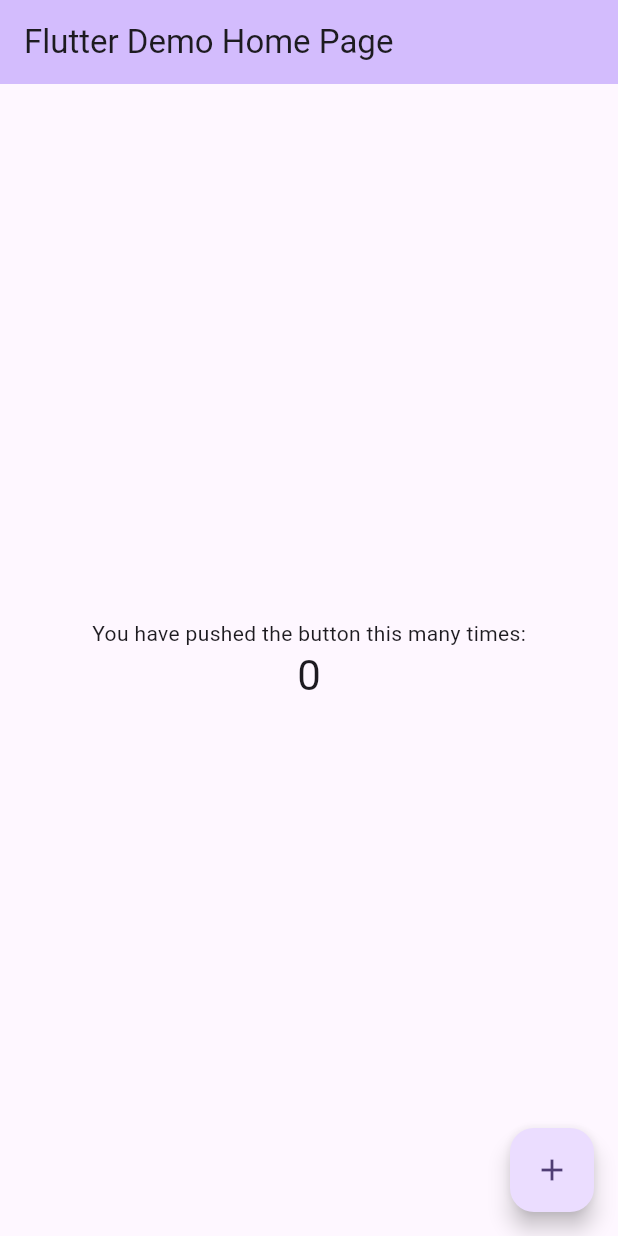
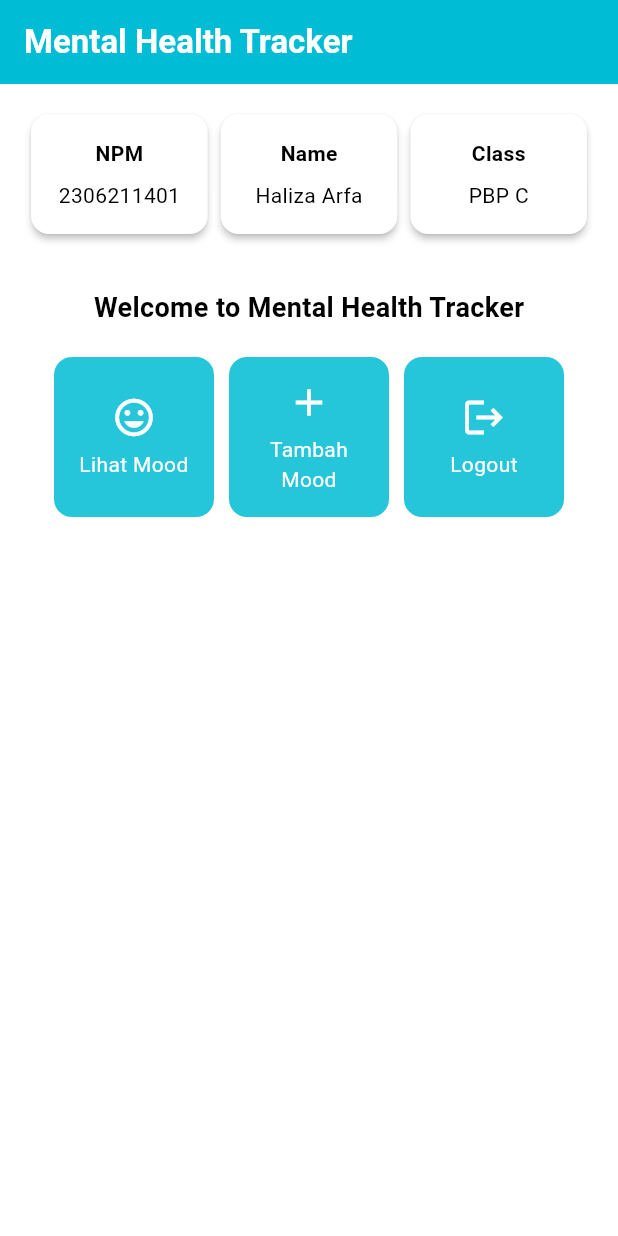
Before and after one commit to halizaarfa/mental-health-tracker-mobile, a Flutter app: the screen it shows after launch, on a phone screen of 412 x 824 dp. Run offline on Flutter 3.47's test engine with Material 3 defaults, Android fonts, the phone set to English and light mode, and no system bars.

Commit message:
Tutorial 6: Pengantar Flutter - KKEUT semoga enjoyable

```diff
--- a/lib/main.dart
+++ b/lib/main.dart
@@ -1,4 +1,5 @@
 import 'package:flutter/material.dart';
+import 'package:mental_health_tracker/menu.dart';
 
 void main() {
   runApp(const MyApp());
@@ -28,98 +29,12 @@ class MyApp extends StatelessWidget {
         //
         // This works for code too, not just values: Most code changes can be
         // tested with just a hot reload.
-        colorScheme: ColorScheme.fromSeed(seedColor: Colors.deepPurple),
+        colorScheme: ColorScheme.fromSwatch(
+              primarySwatch: Colors.cyan,
+        ).copyWith(secondary: Colors.cyan[400]),
         useMaterial3: true,
       ),
-      home: const MyHomePage(title: 'Flutter Demo Home Page'),
+      home: MyHomePage(),
     );
   }
 }
-
-class MyHomePage extends StatefulWidget {
-  const MyHomePage({super.key, required this.title});
-
-  // This widget is the home page of your application. It is stateful, meaning
-  // that it has a State object (defined below) that contains fields that affect
-  // how it looks.
-
-  // This class is the configuration for the state. It holds the values (in this
-  // case the title) provided by the parent (in this case the App widget) and
-  // used by the build method of the State. Fields in a Widget subclass are
-  // always marked "final".
-
-  final String title;
-
-  @override
-  State<MyHomePage> createState() => _MyHomePageState();
-}
-
-class _MyHomePageState extends State<MyHomePage> {
-  int _counter = 0;
-
-  void _incrementCounter() {
-    setState(() {
-      // This call to setState tells the Flutter framework that something has
-      // changed in this State, which causes it to rerun the build method below
-      // so that the display can reflect the updated values. If we changed
-      // _counter without calling setState(), then the build method would not be
-      // called again, and so nothing would appear to happen.
-      _counter++;
-    });
-  }
-
-  @override
-  Widget build(BuildContext context) {
-    // This method is rerun every time setState is called, for instance as done
-    // by the _incrementCounter method above.
-    //
-    // The Flutter framework has been optimized to make rerunning build methods
-    // fast, so that you can just rebuild anything that needs updating rather
-    // than having to individually change instances of widgets.
-    return Scaffold(
-      appBar: AppBar(
-        // TRY THIS: Try changing the color here to a specific color (to
-        // Colors.amber, perhaps?) and trigger a hot reload to see the AppBar
-        // change color while the other colors stay the same.
-        backgroundColor: Theme.of(context).colorScheme.inversePrimary,
-        // Here we take the value from the MyHomePage object that was created by
-        // the App.build method, and use it to set our appbar title.
-        title: Text(widget.title),
-      ),
-      body: Center(
-        // Center is a layout widget. It takes a single child and positions it
-        // in the middle of the parent.
-        child: Column(
-          // Column is also a layout widget. It takes a list of children and
-          // arranges them vertically. By default, it sizes itself to fit its
-          // children horizontally, and tries to be as tall as its parent.
-          //
-          // Column has various properties to control how it sizes itself and
-          // how it positions its children. Here we use mainAxisAlignment to
-          // center the children vertically; the main axis here is the vertical
-          // axis because Columns are vertical (the cross axis would be
-          // horizontal).
-          //
-          // TRY THIS: Invoke "debug painting" (choose the "Toggle Debug Paint"
-          // action in the IDE, or press "p" in the console), to see the
-          // wireframe for each widget.
-          mainAxisAlignment: MainAxisAlignment.center,
-          children: <Widget>[
-            const Text(
-              'You have pushed the button this many times:',
-            ),
-            Text(
-              '$_counter',
-              style: Theme.of(context).textTheme.headlineMedium,
-            ),
-          ],
-        ),
-      ),
-      floatingActionButton: FloatingActionButton(
-        onPressed: _incrementCounter,
-        tooltip: 'Increment',
-        child: const Icon(Icons.add),
-      ), // This trailing comma makes auto-formatting nicer for build methods.
-    );
-  }
-}
--- /dev/null
+++ b/lib/menu.dart
@@ -0,0 +1,187 @@
+import 'package:flutter/material.dart';
+
+class MyHomePage extends StatelessWidget {
+  MyHomePage({super.key});
+
+  final String npm = '2306211401'; // NPM
+  final String name = 'Haliza Arfa'; // Nama
+  final String className = 'PBP C'; // Kelas
+
+  final List<ItemHomepage> items = [
+         ItemHomepage("Lihat Mood", Icons.mood),
+         ItemHomepage("Tambah Mood", Icons.add),
+         ItemHomepage("Logout", Icons.logout),
+     ];
+
+  @override
+  Widget build(BuildContext context) {
+    // Scaffold menyediakan struktur dasar halaman dengan AppBar dan body.
+    return Scaffold(
+      // AppBar adalah bagian atas halaman yang menampilkan judul.
+      appBar: AppBar(
+        // Judul aplikasi "Mental Health Tracker" dengan teks putih dan tebal.
+        title: const Text(
+          'Mental Health Tracker',
+          style: TextStyle(
+            color: Colors.white,
+            fontWeight: FontWeight.bold,
+          ),
+        ),
+        // Warna latar belakang AppBar diambil dari skema warna tema aplikasi.
+        backgroundColor: Theme.of(context).colorScheme.primary,
+      ),
+      // Body halaman dengan padding di sekelilingnya.
+      body: Padding(
+        padding: const EdgeInsets.all(16.0),
+        // Menyusun widget secara vertikal dalam sebuah kolom.
+        child: Column(
+          crossAxisAlignment: CrossAxisAlignment.center,
+          children: [
+            // Row untuk menampilkan 3 InfoCard secara horizontal.
+            Row(
+              mainAxisAlignment: MainAxisAlignment.spaceEvenly,
+              children: [
+                InfoCard(title: 'NPM', content: npm),
+                InfoCard(title: 'Name', content: name),
+                InfoCard(title: 'Class', content: className),
+              ],
+            ),
+
+            // Memberikan jarak vertikal 16 unit.
+            const SizedBox(height: 16.0),
+
+            // Menempatkan widget berikutnya di tengah halaman.
+            Center(
+              child: Column(
+                // Menyusun teks dan grid item secara vertikal.
+
+                children: [
+                  // Menampilkan teks sambutan dengan gaya tebal dan ukuran 18.
+                  const Padding(
+                    padding: EdgeInsets.only(top: 16.0),
+                    child: Text(
+                      'Welcome to Mental Health Tracker',
+                      style: TextStyle(
+                        fontWeight: FontWeight.bold,
+                        fontSize: 18.0,
+                      ),
+                    ),
+                  ),
+
+                  // Grid untuk menampilkan ItemCard dalam bentuk grid 3 kolom.
+                  GridView.count(
+                    primary: true,
+                    padding: const EdgeInsets.all(20),
+                    crossAxisSpacing: 10,
+                    mainAxisSpacing: 10,
+                    crossAxisCount: 3,
+                    // Agar grid menyesuaikan tinggi kontennya.
+                    shrinkWrap: true,
+
+                    // Menampilkan ItemCard untuk setiap item dalam list items.
+                    children: items.map((ItemHomepage item) {
+                      return ItemCard(item);
+                    }).toList(),
+                  ),
+                ],
+              ),
+            ),
+          ],
+        ),
+      ),
+    );
+  }
+}
+
+class InfoCard extends StatelessWidget {
+  // Kartu informasi yang menampilkan title dan content.
+
+  final String title;  // Judul kartu.
+  final String content;  // Isi kartu.
+
+  const InfoCard({super.key, required this.title, required this.content});
+
+  @override
+  Widget build(BuildContext context) {
+    return Card(
+      // Membuat kotak kartu dengan bayangan dibawahnya.
+      elevation: 2.0,
+      child: Container(
+        // Mengatur ukuran dan jarak di dalam kartu.
+        width: MediaQuery.of(context).size.width / 3.5, // menyesuaikan dengan lebar device yang digunakan.
+        padding: const EdgeInsets.all(16.0),
+        // Menyusun title dan content secara vertikal.
+        child: Column(
+          children: [
+            Text(
+              title,
+              style: const TextStyle(fontWeight: FontWeight.bold),
+            ),
+            const SizedBox(height: 8.0),
+            Text(content),
+          ],
+        ),
+      ),
+    );
+  }
+}
+
+class ItemHomepage {
+     final String name;
+     final IconData icon;
+
+     ItemHomepage(this.name, this.icon);
+ }
+
+class ItemCard extends StatelessWidget {
+  // Menampilkan kartu dengan ikon dan nama.
+
+  final ItemHomepage item;
+
+  const ItemCard(this.item, {super.key});
+
+  @override
+  Widget build(BuildContext context) {
+    return Material(
+      // Menentukan warna latar belakang dari tema aplikasi.
+      color: Theme.of(context).colorScheme.secondary,
+      // Membuat sudut kartu melengkung.
+      borderRadius: BorderRadius.circular(12),
+
+      child: InkWell(
+        // Aksi ketika kartu ditekan.
+        onTap: () {
+          // Menampilkan pesan SnackBar saat kartu ditekan.
+          ScaffoldMessenger.of(context)
+            ..hideCurrentSnackBar()
+            ..showSnackBar(
+              SnackBar(content: Text("Kamu telah menekan tombol ${item.name}!"))
+            );
+        },
+        // Container untuk menyimpan Icon dan Text
+        child: Container(
+          padding: const EdgeInsets.all(8),
+          child: Center(
+            child: Column(
+              // Menyusun ikon dan teks di tengah kartu.
+              mainAxisAlignment: MainAxisAlignment.center,
+              children: [
+                Icon(
+                  item.icon,
+                  color: Colors.white,
+                  size: 30.0,
+                ),
+                const Padding(padding: EdgeInsets.all(3)),
+                Text(
+                  item.name,
+                  textAlign: TextAlign.center,
+                  style: const TextStyle(color: Colors.white),
+                ),
+              ],
+            ),
+          ),
+        ),
+      ),
+    );
+  }
+}
```
